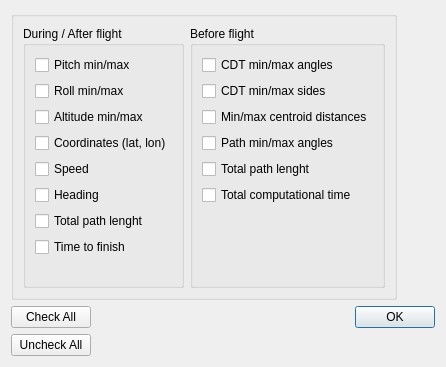
The window that src/qtnp/ui/log_settings.ui (fbalaban/qtnp) describes before a commit, drawn with Qt 5.
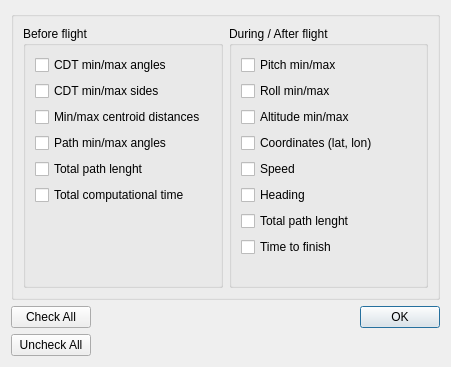
The same window after the commit.

Diff of the .ui file:
```diff
--- a/src/qtnp/ui/log_settings.ui
+++ b/src/qtnp/ui/log_settings.ui
@@ -9,12 +9,12 @@
    <rect>
     <x>0</x>
     <y>0</y>
-    <width>446</width>
+    <width>451</width>
     <height>367</height>
    </rect>
   </property>
   <property name="sizePolicy">
-   <sizepolicy hsizetype="Maximum" vsizetype="Minimum">
+   <sizepolicy hsizetype="Minimum" vsizetype="Minimum">
     <horstretch>0</horstretch>
     <verstretch>0</verstretch>
    </sizepolicy>
@@ -29,7 +29,7 @@
    <item row="0" column="0" colspan="2">
     <widget class="QGroupBox" name="groupBox_3">
      <property name="sizePolicy">
-      <sizepolicy hsizetype="Maximum" vsizetype="Minimum">
+      <sizepolicy hsizetype="Minimum" vsizetype="Minimum">
        <horstretch>0</horstretch>
        <verstretch>0</verstretch>
       </sizepolicy>
@@ -38,6 +38,69 @@
       <string/>
      </property>
      <layout class="QHBoxLayout" name="horizontalLayout">
+      <item>
+       <widget class="QGroupBox" name="groupBox">
+        <property name="sizePolicy">
+         <sizepolicy hsizetype="Minimum" vsizetype="Minimum">
+          <horstretch>0</horstretch>
+          <verstretch>0</verstretch>
+         </sizepolicy>
+        </property>
+        <property name="title">
+         <string>Before flight</string>
+        </property>
+        <layout class="QFormLayout" name="formLayout_2">
+         <item row="0" column="0">
+          <widget class="QCheckBox" name="checkbox_cdt_angles">
+           <property name="sizePolicy">
+            <sizepolicy hsizetype="Minimum" vsizetype="Minimum">
+             <horstretch>0</horstretch>
+             <verstretch>0</verstretch>
+            </sizepolicy>
+           </property>
+           <property name="text">
+            <string>CDT min/max angles</string>
+           </property>
+          </widget>
+         </item>
+         <item row="1" column="0">
+          <widget class="QCheckBox" name="checkbox_cdt_sides">
+           <property name="text">
+            <string>CDT min/max sides</string>
+           </property>
+          </widget>
+         </item>
+         <item row="2" column="0">
+          <widget class="QCheckBox" name="checkbox_centroid_distance">
+           <property name="text">
+            <string>Min/max centroid distances</string>
+           </property>
+          </widget>
+         </item>
+         <item row="3" column="0">
+          <widget class="QCheckBox" name="checkbox_path_angles">
+           <property name="text">
+            <string>Path min/max angles</string>
+           </property>
+          </widget>
+         </item>
+         <item row="4" column="0">
+          <widget class="QCheckBox" name="checkbox_path_lenght_expected">
+           <property name="text">
+            <string>Total path lenght</string>
+           </property>
+          </widget>
+         </item>
+         <item row="5" column="0">
+          <widget class="QCheckBox" name="checkbox_computational_time">
+           <property name="text">
+            <string>Total computational time</string>
+           </property>
+          </widget>
+         </item>
+        </layout>
+       </widget>
+      </item>
       <item>
        <widget class="QGroupBox" name="groupBox_2">
         <property name="sizePolicy">
@@ -115,69 +178,6 @@
         </layout>
        </widget>
       </item>
-      <item>
-       <widget class="QGroupBox" name="groupBox">
-        <property name="sizePolicy">
-         <sizepolicy hsizetype="Minimum" vsizetype="MinimumExpanding">
-          <horstretch>0</horstretch>
-          <verstretch>0</verstretch>
-         </sizepolicy>
-        </property>
-        <property name="title">
-         <string>Before flight</string>
-        </property>
-        <layout class="QFormLayout" name="formLayout_2">
-         <item row="0" column="0">
-          <widget class="QCheckBox" name="checkbox_cdt_angles">
-           <property name="sizePolicy">
-            <sizepolicy hsizetype="Minimum" vsizetype="Minimum">
-             <horstretch>0</horstretch>
-             <verstretch>0</verstretch>
-            </sizepolicy>
-           </property>
-           <property name="text">
-            <string>CDT min/max angles</string>
-           </property>
-          </widget>
-         </item>
-         <item row="1" column="0">
-          <widget class="QCheckBox" name="checkbox_cdt_sides">
-           <property name="text">
-            <string>CDT min/max sides</string>
-           </property>
-          </widget>
-         </item>
-         <item row="2" column="0">
-          <widget class="QCheckBox" name="checkbox_centroid_distance">
-           <property name="text">
-            <string>Min/max centroid distances</string>
-           </property>
-          </widget>
-         </item>
-         <item row="3" column="0">
-          <widget class="QCheckBox" name="checkbox_path_angles">
-           <property name="text">
-            <string>Path min/max angles</string>
-           </property>
-          </widget>
-         </item>
-         <item row="4" column="0">
-          <widget class="QCheckBox" name="checkbox_path_lenght_expected">
-           <property name="text">
-            <string>Total path lenght</string>
-           </property>
-          </widget>
-         </item>
-         <item row="5" column="0">
-          <widget class="QCheckBox" name="checkbox_computational_time">
-           <property name="text">
-            <string>Total computational time</string>
-           </property>
-          </widget>
-         </item>
-        </layout>
-       </widget>
-      </item>
      </layout>
     </widget>
    </item>
```
Left out of the diff: 28 changed lines with no effect on the pictures.
